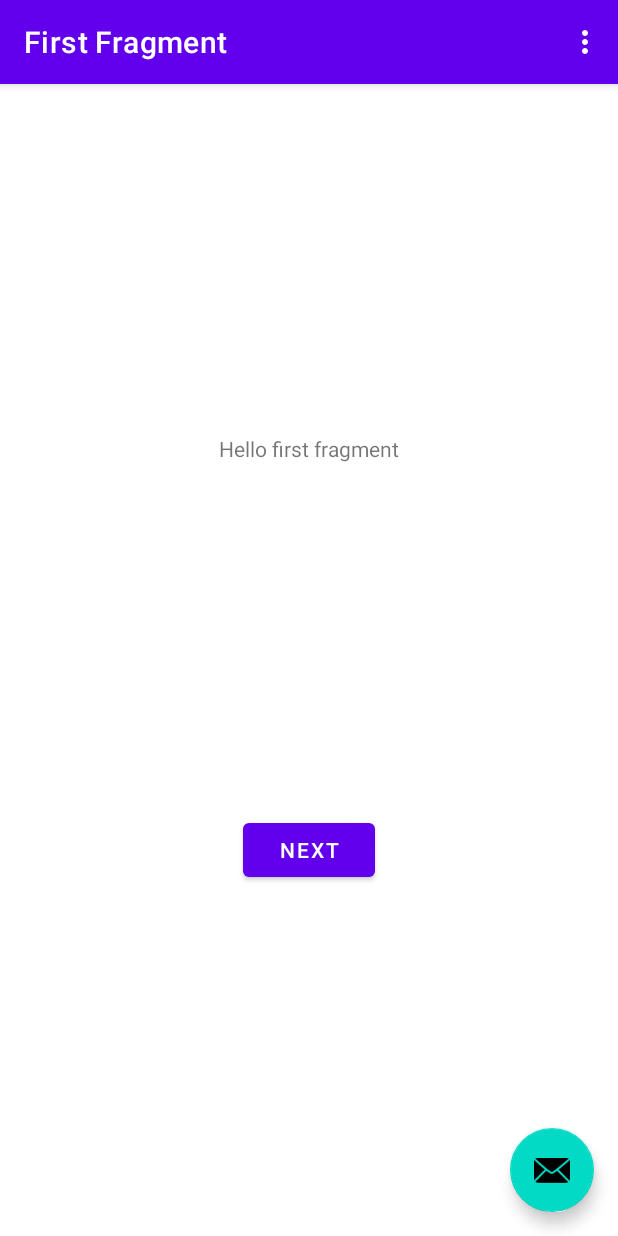
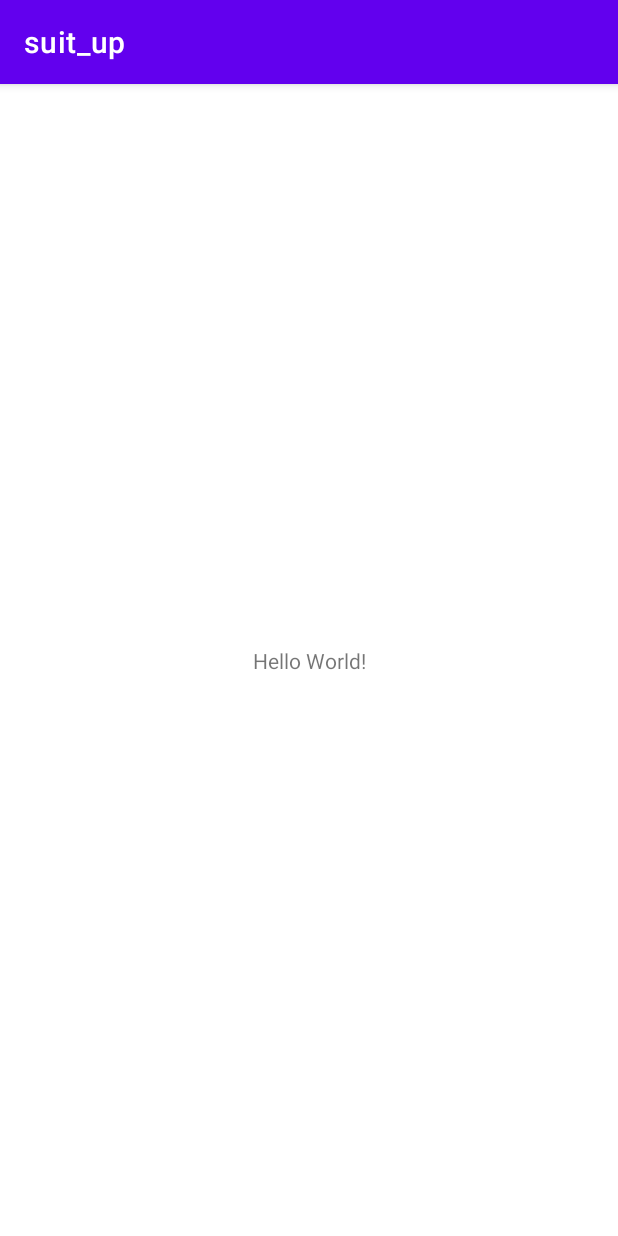
Before and after one commit to yusufakbs/suit-up, an Android app: the screen it shows after launch (MainActivity), on a phone screen of 412 x 824 dp. Run offline under Robolectric (Android 15) with nearby library versions, the phone set to English and light mode, and no system bars.

Commit message:
This one should be the new master repo

```diff
--- a/app/src/main/AndroidManifest.xml
+++ b/app/src/main/AndroidManifest.xml
@@ -10,13 +10,11 @@
         android:label="@string/app_name"
         android:roundIcon="@mipmap/ic_launcher_round"
         android:supportsRtl="true"
-        android:theme="@style/Theme.Suitup"
+        android:theme="@style/Theme.Suit_up"
         tools:targetApi="31">
         <activity
             android:name=".MainActivity"
-            android:exported="true"
-            android:label="@string/app_name"
-            android:theme="@style/Theme.Suitup.NoActionBar">
+            android:exported="true">
             <intent-filter>
                 <action android:name="android.intent.action.MAIN" />
 
--- a/app/src/main/java/com/example/suit_up/FirstFragment.java
+++ /dev/null
@@ -1,47 +0,0 @@
-package com.example.suit_up;
-
-import android.os.Bundle;
-import android.view.LayoutInflater;
-import android.view.View;
-import android.view.ViewGroup;
-
-import androidx.annotation.NonNull;
-import androidx.fragment.app.Fragment;
-import androidx.navigation.fragment.NavHostFragment;
-
-import com.example.suit_up.databinding.FragmentFirstBinding;
-
-public class FirstFragment extends Fragment {
-
-    private FragmentFirstBinding binding;
-
-    @Override
-    public View onCreateView(
-            LayoutInflater inflater, ViewGroup container,
-            Bundle savedInstanceState
-    ) {
-
-        binding = FragmentFirstBinding.inflate(inflater, container, false);
-        return binding.getRoot();
-
-    }
-
-    public void onViewCreated(@NonNull View view, Bundle savedInstanceState) {
-        super.onViewCreated(view, savedInstanceState);
-
-        binding.buttonFirst.setOnClickListener(new View.OnClickListener() {
-            @Override
-            public void onClick(View view) {
-                NavHostFragment.findNavController(FirstFragment.this)
-                        .navigate(R.id.action_FirstFragment_to_SecondFragment);
-            }
-        });
-    }
-
-    @Override
-    public void onDestroyView() {
-        super.onDestroyView();
-        binding = null;
-    }
-
-}
--- a/app/src/main/java/com/example/suit_up/MainActivity.java
+++ b/app/src/main/java/com/example/suit_up/MainActivity.java
@@ -1,76 +1,14 @@
 package com.example.suit_up;
+
+import androidx.appcompat.app.AppCompatActivity;
 
 import android.os.Bundle;
 
-import com.google.android.material.snackbar.Snackbar;
-
-import androidx.appcompat.app.AppCompatActivity;
-
-import android.view.View;
-
-import androidx.navigation.NavController;
-import androidx.navigation.Navigation;
-import androidx.navigation.ui.AppBarConfiguration;
-import androidx.navigation.ui.NavigationUI;
-
-import com.example.suit_up.databinding.ActivityMainBinding;
-
-import android.view.Menu;
-import android.view.MenuItem;
-
 public class MainActivity extends AppCompatActivity {
-
-    private AppBarConfiguration appBarConfiguration;
-    private ActivityMainBinding binding;
 
     @Override
     protected void onCreate(Bundle savedInstanceState) {
         super.onCreate(savedInstanceState);
-
-        binding = ActivityMainBinding.inflate(getLayoutInflater());
-        setContentView(binding.getRoot());
-
-        setSupportActionBar(binding.toolbar);
-
-        NavController navController = Navigation.findNavController(this, R.id.nav_host_fragment_content_main);
-        appBarConfiguration = new AppBarConfiguration.Builder(navController.getGraph()).build();
-        NavigationUI.setupActionBarWithNavController(this, navController, appBarConfiguration);
-
-        binding.fab.setOnClickListener(new View.OnClickListener() {
-            @Override
-            public void onClick(View view) {
-                Snackbar.make(view, "Replace with your own action", Snackbar.LENGTH_LONG)
-                        .setAction("Action", null).show();
-            }
-        });
-    }
-
-    @Override
-    public boolean onCreateOptionsMenu(Menu menu) {
-        // Inflate the menu; this adds items to the action bar if it is present.
-        getMenuInflater().inflate(R.menu.menu_main, menu);
-        return true;
-    }
-
-    @Override
-    public boolean onOptionsItemSelected(MenuItem item) {
-        // Handle action bar item clicks here. The action bar will
-        // automatically handle clicks on the Home/Up button, so long
-        // as you specify a parent activity in AndroidManifest.xml.
-        int id = item.getItemId();
-
-        //noinspection SimplifiableIfStatement
-        if (id == R.id.action_settings) {
-            return true;
-        }
-
-        return super.onOptionsItemSelected(item);
-    }
-
-    @Override
-    public boolean onSupportNavigateUp() {
-        NavController navController = Navigation.findNavController(this, R.id.nav_host_fragment_content_main);
-        return NavigationUI.navigateUp(navController, appBarConfiguration)
-                || super.onSupportNavigateUp();
+        setContentView(R.layout.activity_main);
     }
 }
--- a/app/src/main/res/layout/activity_main.xml
+++ b/app/src/main/res/layout/activity_main.xml
@@ -1,34 +1,18 @@
 <?xml version="1.0" encoding="utf-8"?>
-<androidx.coordinatorlayout.widget.CoordinatorLayout xmlns:android="http://schemas.android.com/apk/res/android"
+<androidx.constraintlayout.widget.ConstraintLayout xmlns:android="http://schemas.android.com/apk/res/android"
     xmlns:app="http://schemas.android.com/apk/res-auto"
     xmlns:tools="http://schemas.android.com/tools"
     android:layout_width="match_parent"
     android:layout_height="match_parent"
     tools:context=".MainActivity">
 
-    <com.google.android.material.appbar.AppBarLayout
-        android:layout_width="match_parent"
-        android:layout_height="wrap_content"
-        android:theme="@style/Theme.Suitup.AppBarOverlay">
-
-        <androidx.appcompat.widget.Toolbar
-            android:id="@+id/toolbar"
-            android:layout_width="match_parent"
-            android:layout_height="?attr/actionBarSize"
-            android:background="?attr/colorPrimary"
-            app:popupTheme="@style/Theme.Suitup.PopupOverlay" />
-
-    </com.google.android.material.appbar.AppBarLayout>
-
-    <include layout="@layout/content_main" />
-
-    <com.google.android.material.floatingactionbutton.FloatingActionButton
-        android:id="@+id/fab"
+    <TextView
         android:layout_width="wrap_content"
         android:layout_height="wrap_content"
-        android:layout_gravity="bottom|end"
-        android:layout_marginEnd="@dimen/fab_margin"
-        android:layout_marginBottom="16dp"
-        app:srcCompat="@android:drawable/ic_dialog_email" />
+        android:text="Hello World!"
+        app:layout_constraintBottom_toBottomOf="parent"
+        app:layout_constraintEnd_toEndOf="parent"
+        app:layout_constraintStart_toStartOf="parent"
+        app:layout_constraintTop_toTopOf="parent" />
 
-</androidx.coordinatorlayout.widget.CoordinatorLayout>
+</androidx.constraintlayout.widget.ConstraintLayout>
--- a/app/src/main/res/layout/content_main.xml
+++ /dev/null
@@ -1,19 +0,0 @@
-<?xml version="1.0" encoding="utf-8"?>
-<androidx.constraintlayout.widget.ConstraintLayout xmlns:android="http://schemas.android.com/apk/res/android"
-    xmlns:app="http://schemas.android.com/apk/res-auto"
-    android:layout_width="match_parent"
-    android:layout_height="match_parent"
-    app:layout_behavior="@string/appbar_scrolling_view_behavior">
-
-    <fragment
-        android:id="@+id/nav_host_fragment_content_main"
-        android:name="androidx.navigation.fragment.NavHostFragment"
-        android:layout_width="0dp"
-        android:layout_height="0dp"
-        app:defaultNavHost="true"
-        app:layout_constraintBottom_toBottomOf="parent"
-        app:layout_constraintEnd_toEndOf="parent"
-        app:layout_constraintStart_toStartOf="parent"
-        app:layout_constraintTop_toTopOf="parent"
-        app:navGraph="@navigation/nav_graph" />
-</androidx.constraintlayout.widget.ConstraintLayout>
--- a/app/src/main/res/layout/fragment_first.xml
+++ /dev/null
@@ -1,28 +0,0 @@
-<?xml version="1.0" encoding="utf-8"?>
-<androidx.constraintlayout.widget.ConstraintLayout xmlns:android="http://schemas.android.com/apk/res/android"
-    xmlns:app="http://schemas.android.com/apk/res-auto"
-    xmlns:tools="http://schemas.android.com/tools"
-    android:layout_width="match_parent"
-    android:layout_height="match_parent"
-    tools:context=".FirstFragment">
-
-    <TextView
-        android:id="@+id/textview_first"
-        android:layout_width="wrap_content"
-        android:layout_height="wrap_content"
-        android:text="@string/hello_first_fragment"
-        app:layout_constraintBottom_toTopOf="@id/button_first"
-        app:layout_constraintEnd_toEndOf="parent"
-        app:layout_constraintStart_toStartOf="parent"
-        app:layout_constraintTop_toTopOf="parent" />
-
-    <Button
-        android:id="@+id/button_first"
-        android:layout_width="wrap_content"
-        android:layout_height="wrap_content"
-        android:text="@string/next"
-        app:layout_constraintBottom_toBottomOf="parent"
-        app:layout_constraintEnd_toEndOf="parent"
-        app:layout_constraintStart_toStartOf="parent"
-        app:layout_constraintTop_toBottomOf="@id/textview_first" />
-</androidx.constraintlayout.widget.ConstraintLayout>
--- a/app/src/main/res/menu/menu_main.xml
+++ /dev/null
@@ -1,10 +0,0 @@
-<menu xmlns:android="http://schemas.android.com/apk/res/android"
-    xmlns:app="http://schemas.android.com/apk/res-auto"
-    xmlns:tools="http://schemas.android.com/tools"
-    tools:context="com.example.suit_up.MainActivity">
-    <item
-        android:id="@+id/action_settings"
-        android:orderInCategory="100"
-        android:title="@string/action_settings"
-        app:showAsAction="never" />
-</menu>
--- a/app/src/main/res/navigation/nav_graph.xml
+++ /dev/null
@@ -1,28 +0,0 @@
-<?xml version="1.0" encoding="utf-8"?>
-<navigation xmlns:android="http://schemas.android.com/apk/res/android"
-    xmlns:app="http://schemas.android.com/apk/res-auto"
-    xmlns:tools="http://schemas.android.com/tools"
-    android:id="@+id/nav_graph"
-    app:startDestination="@id/FirstFragment">
-
-    <fragment
-        android:id="@+id/FirstFragment"
-        android:name="com.example.suit_up.FirstFragment"
-        android:label="@string/first_fragment_label"
-        tools:layout="@layout/fragment_first">
-
-        <action
-            android:id="@+id/action_FirstFragment_to_SecondFragment"
-            app:destination="@id/SecondFragment" />
-    </fragment>
-    <fragment
-        android:id="@+id/SecondFragment"
-        android:name="com.example.suit_up.SecondFragment"
-        android:label="@string/second_fragment_label"
-        tools:layout="@layout/fragment_second">
-
-        <action
-            android:id="@+id/action_SecondFragment_to_FirstFragment"
-            app:destination="@id/FirstFragment" />
-    </fragment>
-</navigation>
--- a/app/src/main/res/values-land/dimens.xml
+++ /dev/null
@@ -1,3 +0,0 @@
-<resources>
-    <dimen name="fab_margin">48dp</dimen>
-</resources>
--- a/app/src/main/res/values-night/themes.xml
+++ b/app/src/main/res/values-night/themes.xml
@@ -1,6 +1,6 @@
 <resources xmlns:tools="http://schemas.android.com/tools">
     <!-- Base application theme. -->
-    <style name="Theme.Suitup" parent="Theme.MaterialComponents.DayNight.DarkActionBar">
+    <style name="Theme.Suit_up" parent="Theme.MaterialComponents.DayNight.DarkActionBar">
         <!-- Primary brand color. -->
         <item name="colorPrimary">@color/purple_200</item>
         <item name="colorPrimaryVariant">@color/purple_700</item>
--- a/app/src/main/res/values-w1240dp/dimens.xml
+++ /dev/null
@@ -1,3 +0,0 @@
-<resources>
-    <dimen name="fab_margin">200dp</dimen>
-</resources>
--- a/app/src/main/res/values-w600dp/dimens.xml
+++ /dev/null
@@ -1,3 +0,0 @@
-<resources>
-    <dimen name="fab_margin">48dp</dimen>
-</resources>
--- a/app/src/main/res/values/dimens.xml
+++ /dev/null
@@ -1,3 +0,0 @@
-<resources>
-    <dimen name="fab_margin">16dp</dimen>
-</resources>
--- a/app/src/main/res/values/strings.xml
+++ b/app/src/main/res/values/strings.xml
@@ -1,12 +1,3 @@
 <resources>
-    <string name="app_name">suit-up</string>
-    <string name="action_settings">Settings</string>
-    <!-- Strings used for fragments for navigation -->
-    <string name="first_fragment_label">First Fragment</string>
-    <string name="second_fragment_label">Second Fragment</string>
-    <string name="next">Next</string>
-    <string name="previous">Previous</string>
-
-    <string name="hello_first_fragment">Hello first fragment</string>
-    <string name="hello_second_fragment">Hello second fragment. Arg: %1$s</string>
+    <string name="app_name">suit_up</string>
 </resources>
--- a/app/src/main/res/values/themes.xml
+++ b/app/src/main/res/values/themes.xml
@@ -1,6 +1,6 @@
 <resources xmlns:tools="http://schemas.android.com/tools">
     <!-- Base application theme. -->
-    <style name="Theme.Suitup" parent="Theme.MaterialComponents.DayNight.DarkActionBar">
+    <style name="Theme.Suit_up" parent="Theme.MaterialComponents.DayNight.DarkActionBar">
         <!-- Primary brand color. -->
         <item name="colorPrimary">@color/purple_500</item>
         <item name="colorPrimaryVariant">@color/purple_700</item>
@@ -13,13 +13,4 @@
         <item name="android:statusBarColor">?attr/colorPrimaryVariant</item>
         <!-- Customize your theme here. -->
     </style>
-
-    <style name="Theme.Suitup.NoActionBar">
-        <item name="windowActionBar">false</item>
-        <item name="windowNoTitle">true</item>
-    </style>
-
-    <style name="Theme.Suitup.AppBarOverlay" parent="ThemeOverlay.AppCompat.Dark.ActionBar" />
-
-    <style name="Theme.Suitup.PopupOverlay" parent="ThemeOverlay.AppCompat.Light" />
 </resources>
--- a/settings.gradle
+++ b/settings.gradle
@@ -12,5 +12,5 @@ dependencyResolutionManagement {
         mavenCentral()
     }
 }
-rootProject.name = "suit-up"
+rootProject.name = "suit_up"
 include ':app'
```
Also changed, not shown: app/build.gradle (+6 -11 lines), app/src/main/java/com/example/suit_up/SecondFragment.java (deleted, +0 -47 lines), app/src/main/res/layout/fragment_second.xml (deleted, +0 -27 lines), gradle/wrapper/gradle-wrapper.properties, 1 other file.
